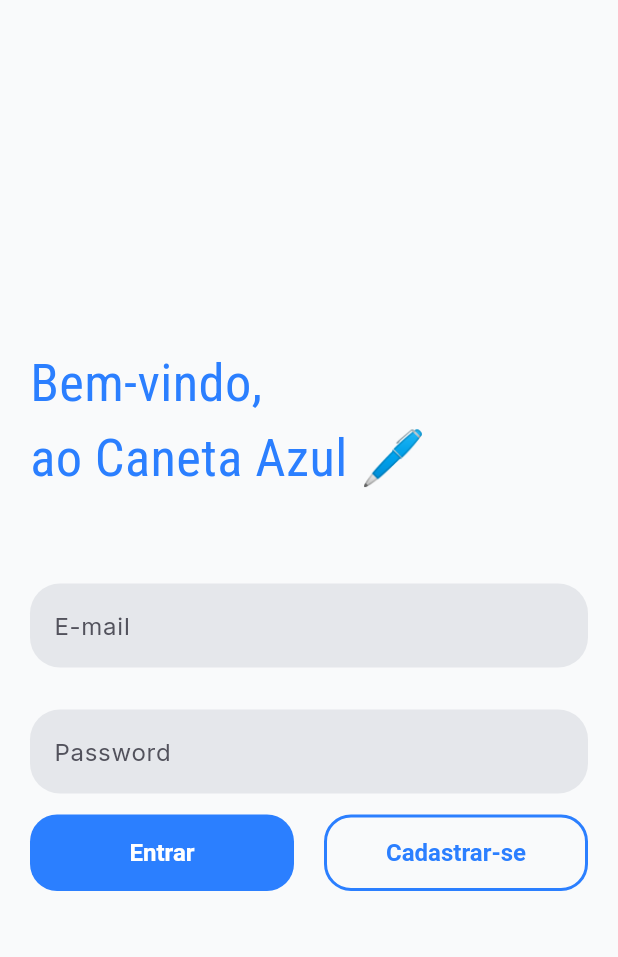
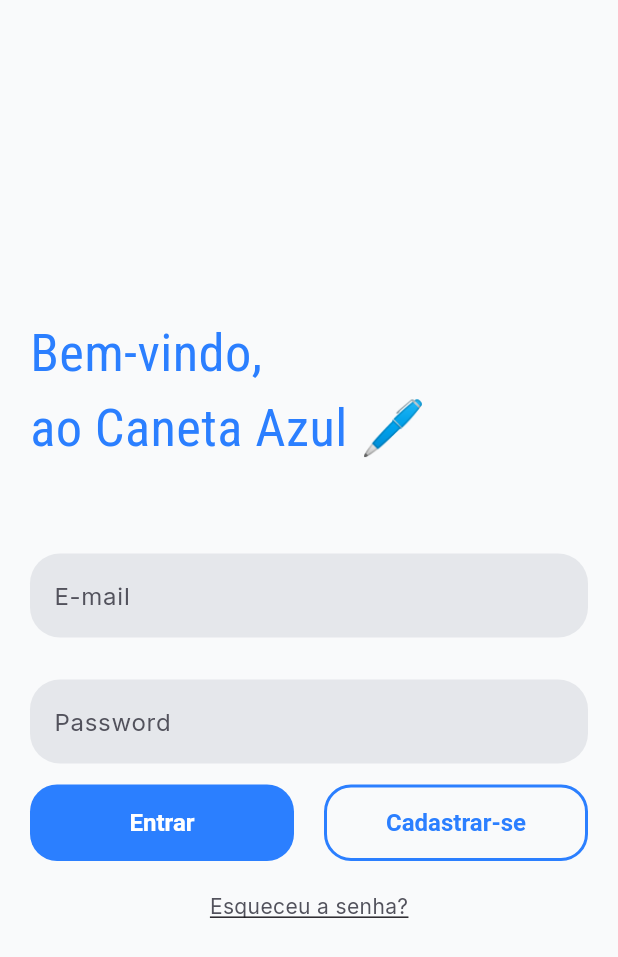
Before and after one commit to NBorego/caneta-azul-app, a Flutter app: the screen it shows after launch, on a phone screen of 412 x 824 dp. Shown: the top 957 px of the screen. Run offline on Flutter 3.47's test engine with Material 3 defaults, Android fonts, the phone set to English and light mode, and no system bars; our stand-ins replace google_fonts.

Commit message:
Esqueceu a senha finalizado

```diff
--- a/frontend/lib/pages/login_page.dart
+++ b/frontend/lib/pages/login_page.dart
@@ -38,6 +38,11 @@ class LoginPage extends StatelessWidget {
                 ),
               ],
             ),
+            SizedBox(height: 20),
+            Text(
+              'Esqueceu a senha?',
+              style: TextStyle(decoration: TextDecoration.underline),
+            ),
           ],
         ),
       ),
--- a/frontend/lib/themes/app_themes.dart
+++ b/frontend/lib/themes/app_themes.dart
@@ -12,6 +12,7 @@ class AppThemes {
       iconTheme: IconThemeData(color: AppColors.textLight1, size: 40),
     ),
     fontFamily: GoogleFonts.inter().fontFamily,
+    textTheme: TextTheme(bodyMedium: TextStyle(color: AppColors.textLight2)),
     floatingActionButtonTheme: FloatingActionButtonThemeData(
       backgroundColor: AppColors.primaryColor,
       foregroundColor: Colors.white,
```
